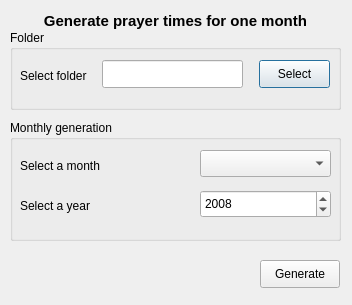
jabouzi/qsalat, file ui/monthly.ui: the form before one commit.
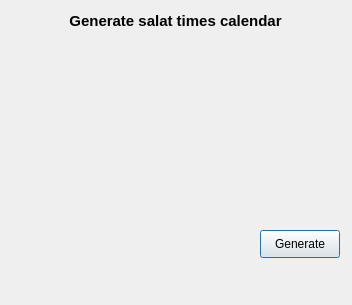
The form after the commit.

What changed in the file:
```diff
--- a/ui/monthly.ui
+++ b/ui/monthly.ui
@@ -24,128 +24,11 @@
   <property name="windowTitle" >
    <string>Qsalat - monthly prayers</string>
   </property>
-  <widget class="QGroupBox" name="groupBox_2" >
-   <property name="geometry" >
-    <rect>
-     <x>10</x>
-     <y>30</y>
-     <width>331</width>
-     <height>80</height>
-    </rect>
-   </property>
-   <property name="title" >
-    <string>Folder</string>
-   </property>
-   <widget class="QPushButton" name="selectButton" >
-    <property name="geometry" >
-     <rect>
-      <x>249</x>
-      <y>30</y>
-      <width>71</width>
-      <height>28</height>
-     </rect>
-    </property>
-    <property name="text" >
-     <string>Select</string>
-    </property>
-   </widget>
-   <widget class="QLineEdit" name="pathEdit" >
-    <property name="geometry" >
-     <rect>
-      <x>92</x>
-      <y>30</y>
-      <width>141</width>
-      <height>28</height>
-     </rect>
-    </property>
-   </widget>
-   <widget class="QLabel" name="label_4" >
-    <property name="geometry" >
-     <rect>
-      <x>10</x>
-      <y>30</y>
-      <width>81</width>
-      <height>31</height>
-     </rect>
-    </property>
-    <property name="text" >
-     <string>Select folder</string>
-    </property>
-   </widget>
-  </widget>
-  <widget class="QGroupBox" name="groupBox" >
-   <property name="geometry" >
-    <rect>
-     <x>10</x>
-     <y>120</y>
-     <width>331</width>
-     <height>121</height>
-    </rect>
-   </property>
-   <property name="title" >
-    <string>Monthly generation</string>
-   </property>
-   <widget class="QLabel" name="label_5" >
-    <property name="geometry" >
-     <rect>
-      <x>10</x>
-      <y>70</y>
-      <width>91</width>
-      <height>31</height>
-     </rect>
-    </property>
-    <property name="text" >
-     <string>Select a year</string>
-    </property>
-   </widget>
-   <widget class="QLabel" name="label_2" >
-    <property name="geometry" >
-     <rect>
-      <x>10</x>
-      <y>30</y>
-      <width>91</width>
-      <height>31</height>
-     </rect>
-    </property>
-    <property name="text" >
-     <string>Select a month</string>
-    </property>
-   </widget>
-   <widget class="QComboBox" name="monthBox" >
-    <property name="geometry" >
-     <rect>
-      <x>190</x>
-      <y>30</y>
-      <width>131</width>
-      <height>27</height>
-     </rect>
-    </property>
-   </widget>
-   <widget class="QSpinBox" name="yearBox" >
-    <property name="geometry" >
-     <rect>
-      <x>190</x>
-      <y>70</y>
-      <width>131</width>
-      <height>28</height>
-     </rect>
-    </property>
-    <property name="minimum" >
-     <number>1</number>
-    </property>
-    <property name="maximum" >
-     <number>3000</number>
-    </property>
-    <property name="value" >
-     <number>2008</number>
-    </property>
-   </widget>
-  </widget>
-  <widget class="QPushButton" name="generateButton" >
-   <property name="geometry" >
+  <widget class="QPushButton" name="generateButton">
+   <property name="geometry">
     <rect>
      <x>260</x>
-     <y>260</y>
+     <y>230</y>
      <width>80</width>
      <height>28</height>
     </rect>
@@ -170,8 +53,8 @@
      <bold>true</bold>
     </font>
    </property>
-   <property name="text" >
-    <string>Generate prayer times for one month</string>
+   <property name="text">
+    <string>Generate salat times calendar</string>
    </property>
    <property name="alignment" >
     <set>Qt::AlignCenter</set>
```
Left out of the diff: 25 changed lines with no effect on the pictures.
